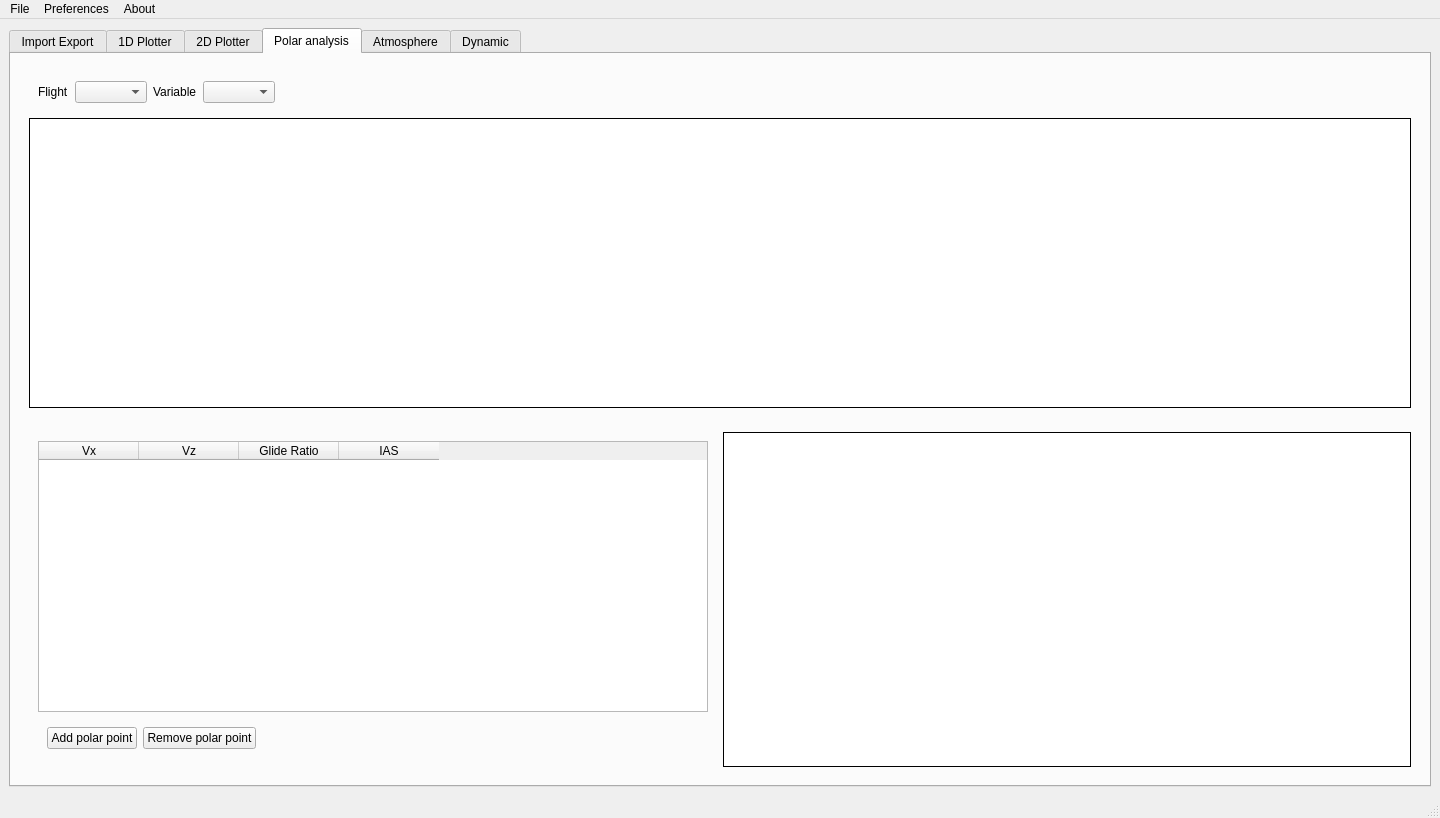
TheGoodWeather/Vector-Vario-Analyzer, file src/gui/mainwindow.ui: the form before one commit.
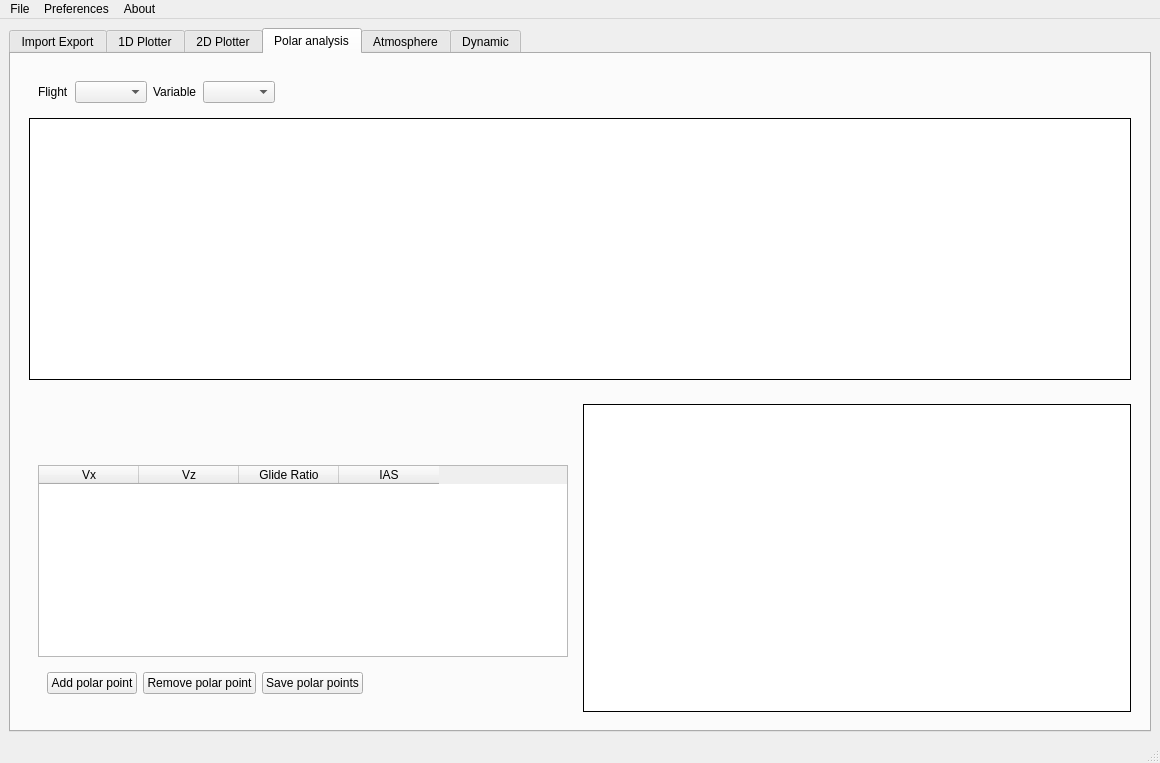
The form after the commit. Custom widgets are drawn as their Qt base class.

What changed in the file:
```diff
--- a/src/gui/mainwindow.ui
+++ b/src/gui/mainwindow.ui
@@ -6,8 +6,8 @@
    <rect>
     <x>0</x>
     <y>0</y>
-    <width>1440</width>
-    <height>818</height>
+    <width>1160</width>
+    <height>763</height>
    </rect>
   </property>
   <property name="windowTitle">
@@ -770,6 +770,12 @@
         </item>
         <item>
          <widget class="QWidget" name="widget_13" native="true">
+          <property name="sizePolicy">
+           <sizepolicy hsizetype="Minimum" vsizetype="Minimum">
+            <horstretch>0</horstretch>
+            <verstretch>0</verstretch>
+           </sizepolicy>
+          </property>
           <layout class="QHBoxLayout" name="horizontalLayout_10">
            <item>
             <widget class="QWidget" name="widget_14" native="true">
@@ -780,8 +786,27 @@
               </sizepolicy>
              </property>
              <layout class="QVBoxLayout" name="verticalLayout_13">
+              <item>
+               <spacer name="verticalSpacer_2">
+                <property name="orientation">
+                 <enum>Qt::Vertical</enum>
+                </property>
+                <property name="sizeHint" stdset="0">
+                 <size>
+                  <width>20</width>
+                  <height>40</height>
+                 </size>
+                </property>
+               </spacer>
+              </item>
               <item>
                <widget class="QTableWidget" name="tableView_polar_points">
+                <property name="sizePolicy">
+                 <sizepolicy hsizetype="Minimum" vsizetype="Minimum">
+                  <horstretch>0</horstretch>
+                  <verstretch>0</verstretch>
+                 </sizepolicy>
+                </property>
                 <column>
                  <property name="text">
                   <string>Vx</string>
@@ -806,6 +831,12 @@
               </item>
               <item>
                <widget class="QWidget" name="widget_15" native="true">
+                <property name="sizePolicy">
+                 <sizepolicy hsizetype="Minimum" vsizetype="Minimum">
+                  <horstretch>0</horstretch>
+                  <verstretch>0</verstretch>
+                 </sizepolicy>
+                </property>
                 <layout class="QHBoxLayout" name="horizontalLayout_11">
                  <item>
                   <widget class="QPushButton" name="pushButton_add_polar_point">
@@ -821,6 +852,13 @@
                    </property>
                   </widget>
                  </item>
+                 <item>
+                  <widget class="QPushButton" name="pushButton_save_polar">
+                   <property name="text">
+                    <string>Save polar points</string>
+                   </property>
+                  </widget>
+                 </item>
                  <item>
                   <spacer name="horizontalSpacer_7">
                    <property name="orientation">
@@ -889,7 +927,7 @@
     <rect>
      <x>0</x>
      <y>0</y>
-     <width>1440</width>
+     <width>1160</width>
      <height>26</height>
     </rect>
    </property>
```
Left out of the diff: 17 changed lines with no effect on the pictures.
